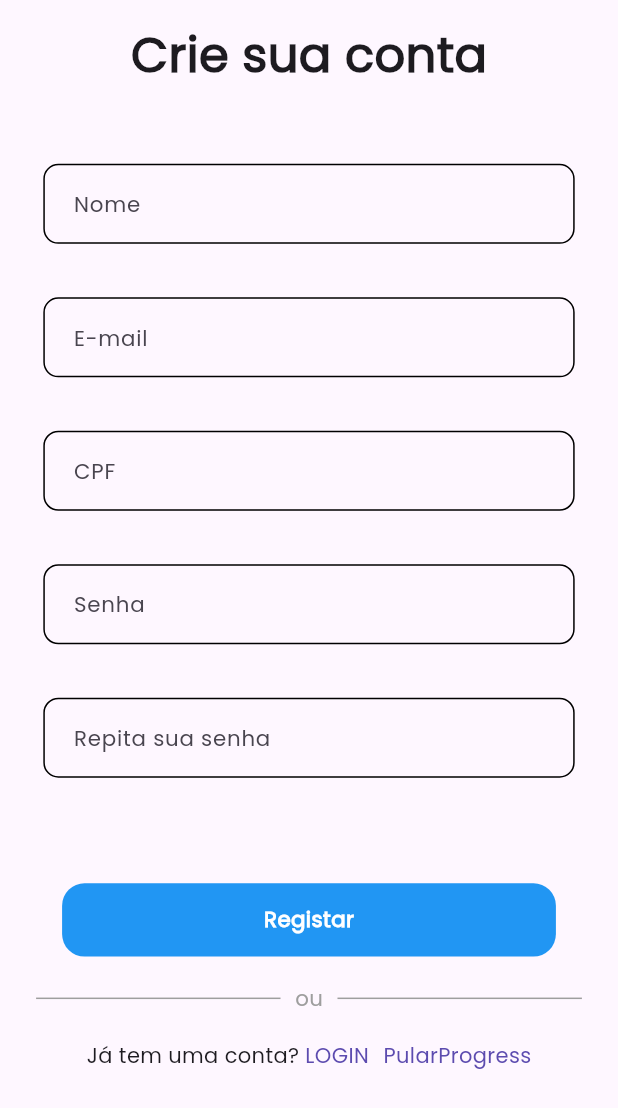
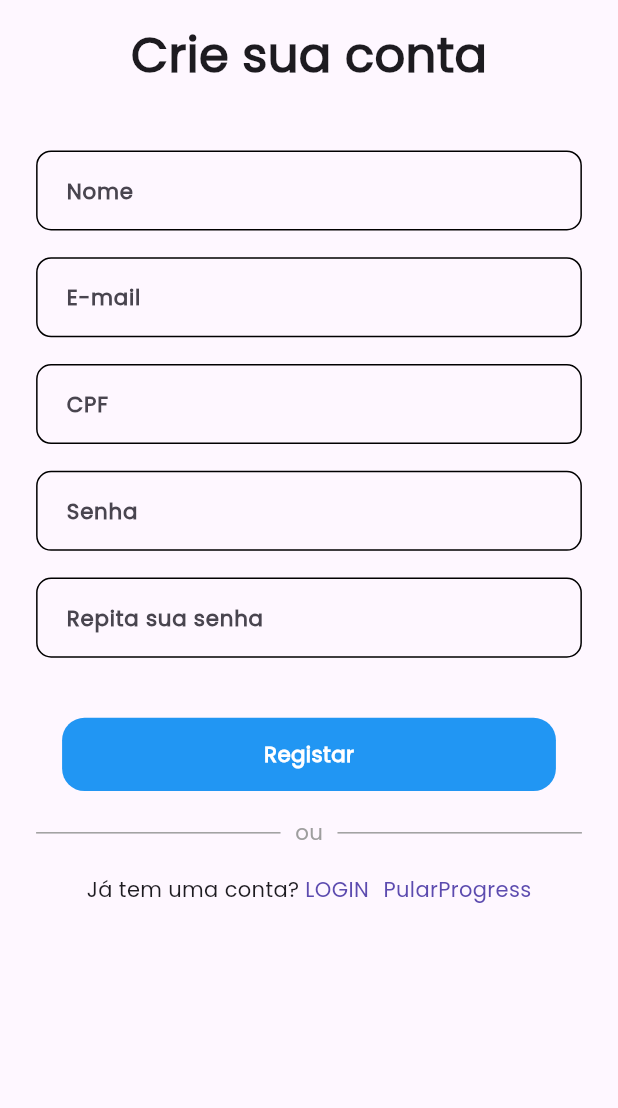
Before and after one commit to iru-Y/course_app, a Flutter app: the screen it shows after launch, on a phone screen of 412 x 824 dp. Shown: the top 1108 px of the screen. Run offline on Flutter 3.47's test engine with Material 3 defaults, Android fonts, the phone set to English and light mode, and no system bars; our stand-ins replace file_picker, flutter_screenutil, video_player; missing offline and left inert: video_thumbnail_imageview.

```diff
--- a/lib/app_routes.dart
+++ b/lib/app_routes.dart
@@ -6,4 +6,5 @@ abstract class AppRoute {
   static const showVideo = '/show-video';
   static const profilePage = '/profile';
   static const progress = '/progress';
+  static const course = '/course ';
 }
--- a/lib/course/course_repository.dart
+++ b/lib/course/course_repository.dart
@@ -27,4 +27,7 @@ class CourseRepository {
       rethrow;
     }
   }
+
+  Future
+
 }
--- a/lib/home/home_body.dart
+++ b/lib/home/home_body.dart
@@ -29,7 +29,6 @@ class HomeBody extends StatelessWidget {
         scrollDirection: Axis.horizontal,
         itemCount: courses.length,
         itemBuilder: (context, index) {
-          final course = courses[index];
           return CourseCard();
         },
       ),
--- a/lib/main.dart
+++ b/lib/main.dart
@@ -1,4 +1,5 @@
 import 'package:course_app/app_routes.dart';
+import 'package:course_app/course/course_page.dart';
 import 'package:course_app/home/home_screen.dart';
 import 'package:course_app/progress/progress_page.dart';
 import 'package:course_app/user/login_screen.dart';
@@ -34,6 +35,7 @@ class MyApp extends StatelessWidget {
           AppRoute.showVideo: (context) => const VideoPlayerPage(),
           AppRoute.profilePage: (context) => const ProfileUser(),
           AppRoute.progress: (context) => const ProgressPage(),
+          AppRoute.course: (context) =>const  CoursePage()
         },
       ),
     );
--- a/lib/user/register_screen.dart
+++ b/lib/user/register_screen.dart
@@ -114,11 +114,10 @@ class _RegisterScreenState extends State<RegisterScreen> {
                   ),
                 ),
                 Padding(
-                  padding: EdgeInsets.symmetric(horizontal: 25.w),
+                  padding: EdgeInsets.symmetric(horizontal: 10.w),
                   child: GestureDetector(
                     onTap: _isLoading ? null : _submitForm,
                     child: Container(
-                      margin: EdgeInsets.only(top: 24.h),
                       width: 342.w,
                       height: 55.h,
                       decoration: BoxDecoration(
@@ -178,15 +177,14 @@ class _RegisterScreenState extends State<RegisterScreen> {
                         'Pular',
                         style: TextStyle(color: Color(0xFF5C4BAF)),
                       ),
-
                     ),
-                     InkWell(
-                      onTap: () => Navigator.pushNamed(context, AppRoute.progress),
+                    InkWell(
+                      onTap:
+                          () => Navigator.pushNamed(context, AppRoute.progress),
                       child: Text(
                         'Progress',
                         style: TextStyle(color: Color(0xFF5C4BAF)),
                       ),
-
                     ),
                   ],
                 ),
--- a/lib/widgets/custom_form.dart
+++ b/lib/widgets/custom_form.dart
@@ -10,7 +10,6 @@ class CustomForm extends StatelessWidget {
   @override
   Widget build(BuildContext context) {
     return Container(
-      margin: EdgeInsets.symmetric(horizontal: 5.w, vertical: 10.h),
       padding: EdgeInsets.symmetric(horizontal: 20.w),
       width: double.infinity,
       height: 60.h,
@@ -25,7 +24,7 @@ class CustomForm extends StatelessWidget {
             hintText: hintText,
             border: InputBorder.none,
           ),
-          style: TextStyle(fontSize: 16.sp),
+          style: TextStyle(fontSize: 16.sp, fontWeight: FontWeight.w900),
         ),
       ),
     );
```
Also changed, not shown: lib/course/course_card.dart (+26 -17 lines), lib/course/course_page.dart (+10 -2 lines).
